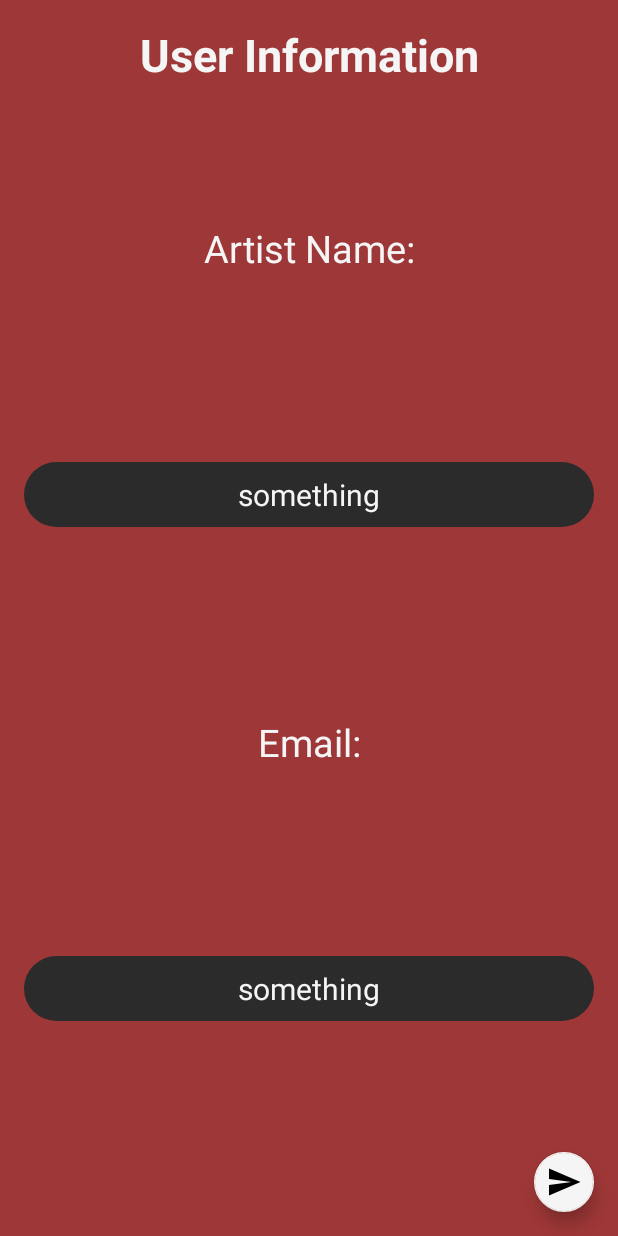
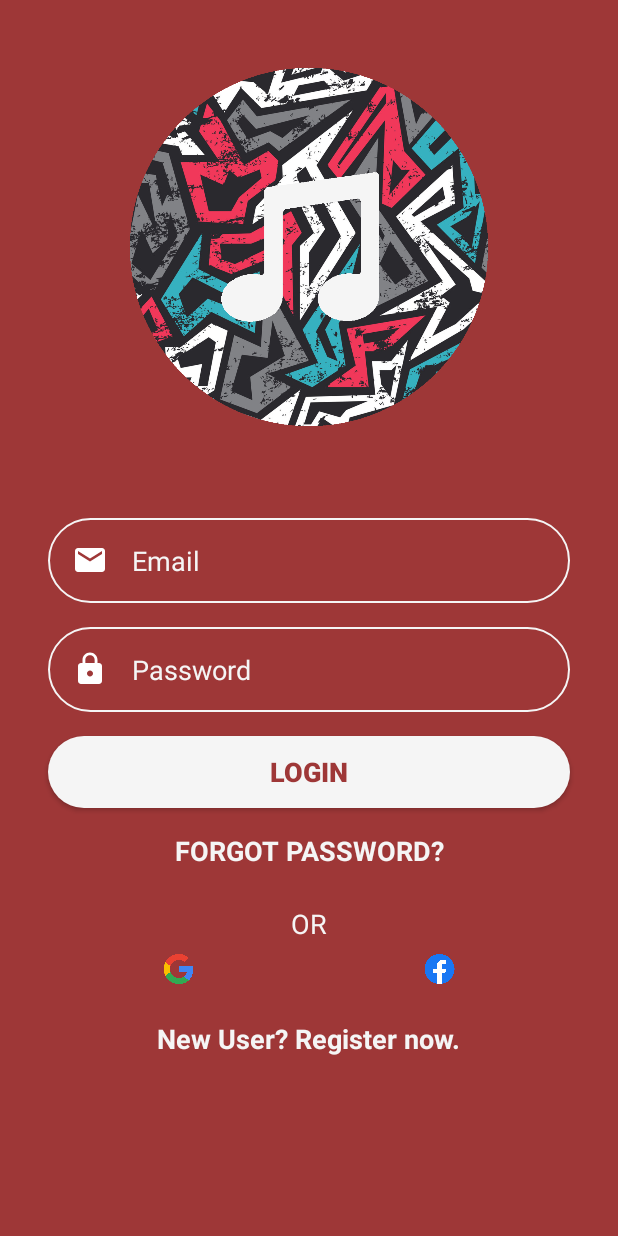
Before and after one commit to sachinreddy1/Voicebox, an Android app: the layout fragment_login.xml on its own in the app's theme, with its tools: preview values and no code run, on a phone screen of 412 x 824 dp. Run offline under Robolectric (Android 15) with nearby library versions, the phone set to English and light mode, and no system bars.

Commit message:
Added new login layout and stuff.

```diff
--- a/app/src/main/java/com/sachinreddy/feature/activity/MainActivity.kt
+++ b/app/src/main/java/com/sachinreddy/feature/activity/MainActivity.kt
@@ -3,31 +3,11 @@
 import android.os.Bundle
 import androidx.appcompat.app.AppCompatActivity
 import com.sachinreddy.feature.R
-import com.sachinreddy.feature.fragment.SplashFragment
-import kotlinx.android.synthetic.main.activity_main.*
 
 class MainActivity : AppCompatActivity() {
 
     override fun onCreate(savedInstanceState: Bundle?) {
         super.onCreate(savedInstanceState)
         setContentView(R.layout.activity_main)
-
-        val splashFragment = SplashFragment()
-        supportFragmentManager.beginTransaction().add(
-            R.id.fragment_main_container,
-            splashFragment, "splashFragment"
-        ).commit()
-        fragment_main_container.animate().apply {
-            duration = 1000
-            alpha(0f)
-            scaleX(1.2f)
-            scaleY(1.2f)
-            withEndAction {
-                alpha(1f)
-                scaleX(1f)
-                scaleY(1f)
-                supportFragmentManager.beginTransaction().remove(splashFragment).commit()
-            }
-        }
     }
 }
--- a/app/src/main/java/com/sachinreddy/feature/fragment/SplashFragment.kt
+++ /dev/null
@@ -1,16 +0,0 @@
-package com.sachinreddy.feature.fragment
-
-import android.os.Bundle
-import android.view.LayoutInflater
-import android.view.View
-import android.view.ViewGroup
-import androidx.fragment.app.Fragment
-import com.sachinreddy.feature.R
-
-class SplashFragment : Fragment() {
-    override fun onCreateView(
-        inflater: LayoutInflater,
-        container: ViewGroup?,
-        savedInstanceState: Bundle?
-    ): View? = inflater.inflate(R.layout.fragment_splash, container, false)
-}
--- /dev/null
+++ b/app/src/main/res/drawable/ic_email.xml
@@ -0,0 +1,10 @@
+<vector android:height="24dp"
+    android:tint="#FFFFFF"
+    android:viewportHeight="24.0"
+    android:viewportWidth="24.0"
+    android:width="24dp"
+    xmlns:android="http://schemas.android.com/apk/res/android">
+    <path
+        android:fillColor="#FF000000"
+        android:pathData="M20,4L4,4c-1.1,0 -1.99,0.9 -1.99,2L2,18c0,1.1 0.9,2 2,2h16c1.1,0 2,-0.9 2,-2L22,6c0,-1.1 -0.9,-2 -2,-2zM20,8l-8,5 -8,-5L4,6l8,5 8,-5v2z" />
+</vector>
--- /dev/null
+++ b/app/src/main/res/drawable/ic_lock.xml
@@ -0,0 +1,10 @@
+<vector android:height="24dp"
+    android:tint="#FFFFFF"
+    android:viewportHeight="24.0"
+    android:viewportWidth="24.0"
+    android:width="24dp"
+    xmlns:android="http://schemas.android.com/apk/res/android">
+    <path
+        android:fillColor="#FF000000"
+        android:pathData="M18,8h-1L17,6c0,-2.76 -2.24,-5 -5,-5S7,3.24 7,6v2L6,8c-1.1,0 -2,0.9 -2,2v10c0,1.1 0.9,2 2,2h12c1.1,0 2,-0.9 2,-2L20,10c0,-1.1 -0.9,-2 -2,-2zM12,17c-1.1,0 -2,-0.9 -2,-2s0.9,-2 2,-2 2,0.9 2,2 -0.9,2 -2,2zM15.1,8L8.9,8L8.9,6c0,-1.71 1.39,-3.1 3.1,-3.1 1.71,0 3.1,1.39 3.1,3.1v2z" />
+</vector>
--- /dev/null
+++ b/app/src/main/res/drawable/round_background.xml
@@ -0,0 +1,6 @@
+<?xml version="1.0" encoding="utf-8"?>
+<shape android:shape="rectangle"
+    xmlns:android="http://schemas.android.com/apk/res/android">
+    <solid android:color="@color/whitesmoke" />
+    <corners android:radius="100dp" />
+</shape>
--- /dev/null
+++ b/app/src/main/res/drawable/round_border.xml
@@ -0,0 +1,9 @@
+<?xml version="1.0" encoding="utf-8"?>
+<shape android:shape="rectangle"
+    xmlns:android="http://schemas.android.com/apk/res/android">
+    <stroke
+        android:color="@color/whitesmoke"
+        android:width="1dp" />
+    <corners android:radius="100dp" />
+
+</shape>
--- a/app/src/main/res/layout/activity_main.xml
+++ b/app/src/main/res/layout/activity_main.xml
@@ -1,11 +1,23 @@
 <?xml version="1.0" encoding="utf-8"?>
-<androidx.coordinatorlayout.widget.CoordinatorLayout xmlns:android="http://schemas.android.com/apk/res/android"
+<androidx.constraintlayout.widget.ConstraintLayout xmlns:android="http://schemas.android.com/apk/res/android"
+    xmlns:app="http://schemas.android.com/apk/res-auto"
     xmlns:tools="http://schemas.android.com/tools"
+    android:id="@+id/fragment_main_container"
     android:layout_width="match_parent"
     android:layout_height="match_parent"
-    android:id="@+id/fragment_main_container"
+    app:layout_behavior="@string/appbar_scrolling_view_behavior"
     tools:context=".activity.MainActivity">
 
-    <include layout="@layout/content_main" />
+    <fragment
+        android:id="@+id/nav_host_fragment"
+        android:name="androidx.navigation.fragment.NavHostFragment"
+        android:layout_width="0dp"
+        android:layout_height="0dp"
+        app:defaultNavHost="true"
+        app:layout_constraintBottom_toBottomOf="parent"
+        app:layout_constraintLeft_toLeftOf="parent"
+        app:layout_constraintRight_toRightOf="parent"
+        app:layout_constraintTop_toTopOf="parent"
+        app:navGraph="@navigation/nav_graph" />
 
-</androidx.coordinatorlayout.widget.CoordinatorLayout>
+</androidx.constraintlayout.widget.ConstraintLayout>
--- a/app/src/main/res/layout/content_main.xml
+++ /dev/null
@@ -1,19 +0,0 @@
-<?xml version="1.0" encoding="utf-8"?>
-<androidx.constraintlayout.widget.ConstraintLayout xmlns:android="http://schemas.android.com/apk/res/android"
-    xmlns:app="http://schemas.android.com/apk/res-auto"
-    android:layout_width="match_parent"
-    android:layout_height="match_parent"
-    app:layout_behavior="@string/appbar_scrolling_view_behavior">
-
-    <fragment
-        android:id="@+id/nav_host_fragment"
-        android:name="androidx.navigation.fragment.NavHostFragment"
-        android:layout_width="0dp"
-        android:layout_height="0dp"
-        app:defaultNavHost="true"
-        app:layout_constraintBottom_toBottomOf="parent"
-        app:layout_constraintLeft_toLeftOf="parent"
-        app:layout_constraintRight_toRightOf="parent"
-        app:layout_constraintTop_toTopOf="parent"
-        app:navGraph="@navigation/nav_graph" />
-</androidx.constraintlayout.widget.ConstraintLayout>
--- a/app/src/main/res/layout/fragment_login.xml
+++ b/app/src/main/res/layout/fragment_login.xml
@@ -1,164 +1,154 @@
 <?xml version="1.0" encoding="utf-8"?>
 <androidx.constraintlayout.widget.ConstraintLayout xmlns:android="http://schemas.android.com/apk/res/android"
     xmlns:app="http://schemas.android.com/apk/res-auto"
-    xmlns:tools="http://schemas.android.com/tools"
     android:layout_width="match_parent"
     android:layout_height="match_parent"
     android:minWidth="250dp"
     style="@style/Login">
 
-    <TextView
-        android:id="@+id/add_item_title"
-        android:layout_width="match_parent"
+    <ImageView
+        android:id="@+id/imageView"
+        android:layout_width="0dp"
+        android:layout_height="0dp"
+        android:contentDescription="@string/collab_logo"
+        android:padding="45dp"
+        app:layout_constraintBottom_toTopOf="@+id/guideline"
+        app:layout_constraintEnd_toEndOf="parent"
+        app:layout_constraintHorizontal_bias="0.0"
+        app:layout_constraintStart_toStartOf="parent"
+        app:layout_constraintTop_toTopOf="parent"
+        app:layout_constraintVertical_bias="0.0"
+        app:srcCompat="@drawable/collab_logo" />
+
+    <EditText
+        android:id="@+id/inputEmail"
+        android:layout_width="0dp"
         android:layout_height="wrap_content"
-        android:layout_margin="16dp"
-        android:text="User Information"
+        android:layout_marginStart="32dp"
+        android:layout_marginTop="16dp"
+        android:layout_marginEnd="32dp"
+        android:background="@drawable/round_border"
+        android:drawableStart="@drawable/ic_email"
+        android:drawablePadding="16dp"
+        android:ems="10"
+        android:hint="Email"
+        android:inputType="text"
+        android:padding="16dp"
+        android:textColorHint="@color/whitesmoke"
+        app:layout_constraintEnd_toEndOf="parent"
+        app:layout_constraintStart_toStartOf="parent"
+        app:layout_constraintTop_toBottomOf="@+id/imageView" />
 
-        android:textAlignment="center"
+    <EditText
+        android:id="@+id/inputPassword"
+        android:layout_width="0dp"
+        android:layout_height="wrap_content"
+        android:layout_marginStart="32dp"
+        android:layout_marginTop="16dp"
+        android:layout_marginEnd="32dp"
+        android:background="@drawable/round_border"
+        android:drawableStart="@drawable/ic_lock"
+        android:drawablePadding="16dp"
+        android:ems="10"
+        android:hint="Password"
+        android:inputType="textPassword"
+        android:padding="16dp"
+        android:textColorHint="@color/whitesmoke"
+        app:layout_constraintEnd_toEndOf="parent"
+        app:layout_constraintStart_toStartOf="parent"
+        app:layout_constraintTop_toBottomOf="@+id/inputEmail" />
 
-        android:textColor="@color/whitesmoke"
+    <androidx.constraintlayout.widget.Guideline
+        android:id="@+id/guideline"
+        android:layout_width="wrap_content"
+        android:layout_height="wrap_content"
+        android:orientation="horizontal"
+        app:layout_constraintGuide_percent=".4" />
 
-        android:textSize="30dp"
+    <Button
+        android:id="@+id/buttonLogin"
+        android:layout_width="0dp"
+        android:layout_height="wrap_content"
+        android:layout_marginStart="32dp"
+        android:layout_marginTop="16dp"
+        android:layout_marginEnd="32dp"
+        android:background="@drawable/round_background"
+        android:text="LOGIN"
+        android:textColor="@color/colorBackground"
+        android:textSize="18sp"
         android:textStyle="bold"
         app:layout_constraintEnd_toEndOf="parent"
         app:layout_constraintStart_toStartOf="parent"
-        app:layout_constraintTop_toTopOf="parent" />
+        app:layout_constraintTop_toBottomOf="@+id/inputPassword" />
 
     <TextView
-        android:id="@+id/add_item_heading"
+        android:id="@+id/forgotPassword"
         android:layout_width="wrap_content"
         android:layout_height="wrap_content"
-        android:layout_margin="16dp"
-        android:text="Artist Name:"
-
-        android:textAlignment="center"
-
+        android:layout_marginStart="32dp"
+        android:layout_marginTop="16dp"
+        android:layout_marginEnd="32dp"
+        android:text="FORGOT PASSWORD?"
         android:textColor="@color/whitesmoke"
-        android:textSize="25dp"
-
-        app:layout_constraintBottom_toTopOf="@+id/horizontalGuideline1"
+        android:textSize="18sp"
+        android:textStyle="bold"
         app:layout_constraintEnd_toEndOf="parent"
         app:layout_constraintStart_toStartOf="parent"
-        app:layout_constraintTop_toTopOf="@+id/horizontalGuideline0" />
+        app:layout_constraintTop_toBottomOf="@+id/buttonLogin" />
 
-    <EditText
-        android:id="@+id/email_textEdit"
-        android:layout_width="0dp"
+    <TextView
+        android:id="@+id/or"
+        android:layout_width="wrap_content"
         android:layout_height="wrap_content"
-
-        android:layout_margin="16dp"
-        android:background="@drawable/background_edit_text"
-
-        android:padding="8dp"
-        android:textAlignment="center"
-
+        android:layout_marginTop="24dp"
+        android:text="OR"
         android:textColor="@color/whitesmoke"
-        android:textSize="20sp"
-
-        app:layout_constraintBottom_toTopOf="@+id/horizontalGuideline4"
+        android:textSize="18sp"
         app:layout_constraintEnd_toEndOf="parent"
         app:layout_constraintStart_toStartOf="parent"
-        app:layout_constraintTop_toTopOf="@+id/horizontalGuideline3"
-        tools:text="something" />
+        app:layout_constraintTop_toBottomOf="@+id/forgotPassword" />
+
+    <LinearLayout
+        android:id="@+id/linearLayout"
+        android:layout_width="0dp"
+        android:layout_height="20dp"
+        android:layout_marginStart="32dp"
+        android:layout_marginTop="8dp"
+        android:layout_marginEnd="32dp"
+        android:orientation="horizontal"
+        app:layout_constraintEnd_toEndOf="parent"
+        app:layout_constraintStart_toStartOf="parent"
+        app:layout_constraintTop_toBottomOf="@+id/or">
+
+        <ImageView
+            android:id="@+id/googleLogin"
+            android:layout_width="wrap_content"
+            android:layout_height="wrap_content"
+            android:layout_weight="1"
+            app:srcCompat="@drawable/google" />
+
+        <ImageView
+            android:id="@+id/facebookLogin"
+            android:layout_width="wrap_content"
+            android:layout_height="wrap_content"
+            android:layout_weight="1"
+            app:srcCompat="@drawable/facebook" />
+
+    </LinearLayout>
 
     <TextView
-        android:id="@+id/add_item_description"
+        android:id="@+id/buttonRegister"
         android:layout_width="wrap_content"
         android:layout_height="wrap_content"
-        android:layout_margin="16dp"
-        android:text="Email:"
-
-        android:textAlignment="center"
-
+        android:layout_marginStart="32dp"
+        android:layout_marginTop="24dp"
+        android:layout_marginEnd="32dp"
+        android:text="New User? Register now."
         android:textColor="@color/whitesmoke"
-
-        android:textSize="25dp"
-        app:layout_constraintBottom_toTopOf="@+id/horizontalGuideline3"
+        android:textSize="18sp"
+        android:textStyle="bold"
         app:layout_constraintEnd_toEndOf="parent"
         app:layout_constraintStart_toStartOf="parent"
-        app:layout_constraintTop_toTopOf="@+id/horizontalGuideline2" />
-
-    <androidx.appcompat.widget.AppCompatAutoCompleteTextView
-        android:id="@+id/artistName_textEdit"
-        android:layout_width="0dp"
-        android:layout_height="wrap_content"
-
-        android:layout_margin="16dp"
-        android:background="@drawable/background_edit_text"
-
-        android:hint="@string/type_a_section"
-        android:padding="8dp"
-
-        android:textAlignment="center"
-        android:textColor="@color/whitesmoke"
-        android:textColorHint="@color/whitesmoke"
-
-        android:textSize="20sp"
-        app:layout_constraintBottom_toTopOf="@+id/horizontalGuideline2"
-        app:layout_constraintEnd_toEndOf="parent"
-        app:layout_constraintStart_toStartOf="parent"
-        app:layout_constraintTop_toTopOf="@+id/horizontalGuideline1"
-        tools:text="something" />
-
-    <com.google.android.material.floatingactionbutton.FloatingActionButton
-        android:id="@+id/add_item_button"
-        android:layout_width="wrap_content"
-        android:layout_height="wrap_content"
-
-        android:layout_margin="16dp"
-        android:layout_marginTop="15dp"
-
-        android:src="@drawable/ic_send_black"
-
-        android:text="@string/submit"
-
-        app:backgroundTint="@color/whitesmoke"
-        app:elevation="6dp"
-        app:fabSize="mini"
-
-        app:layout_constraintBottom_toBottomOf="parent"
-        app:layout_constraintEnd_toEndOf="parent"
-        app:layout_constraintHorizontal_bias="1.0"
-        app:layout_constraintStart_toStartOf="parent"
-        app:layout_constraintTop_toBottomOf="@+id/email_textEdit"
-        app:layout_constraintVertical_bias="1.0" />
-
-    <!--  Guidelines  -->
-
-    <androidx.constraintlayout.widget.Guideline
-        android:id="@+id/horizontalGuideline0"
-        android:layout_width="wrap_content"
-        android:layout_height="wrap_content"
-        android:orientation="horizontal"
-        app:layout_constraintGuide_percent="0.1" />
-
-    <androidx.constraintlayout.widget.Guideline
-        android:id="@+id/horizontalGuideline1"
-        android:layout_width="wrap_content"
-        android:layout_height="wrap_content"
-        android:orientation="horizontal"
-        app:layout_constraintGuide_percent="0.3" />
-
-    <androidx.constraintlayout.widget.Guideline
-        android:id="@+id/horizontalGuideline2"
-        android:layout_width="wrap_content"
-        android:layout_height="wrap_content"
-        android:orientation="horizontal"
-        app:layout_constraintGuide_percent="0.5" />
-
-    <androidx.constraintlayout.widget.Guideline
-        android:id="@+id/horizontalGuideline3"
-        android:layout_width="wrap_content"
-        android:layout_height="wrap_content"
-        android:orientation="horizontal"
-        app:layout_constraintGuide_percent="0.7" />
-
-    <androidx.constraintlayout.widget.Guideline
-        android:id="@+id/horizontalGuideline4"
-        android:layout_width="wrap_content"
-        android:layout_height="wrap_content"
-        android:orientation="horizontal"
-        app:layout_constraintGuide_percent="0.9" />
-
+        app:layout_constraintTop_toBottomOf="@+id/linearLayout" />
 
 </androidx.constraintlayout.widget.ConstraintLayout>
--- a/app/src/main/res/layout/fragment_splash.xml
+++ /dev/null
@@ -1,19 +0,0 @@
-<?xml version="1.0" encoding="utf-8"?>
-<LinearLayout xmlns:android="http://schemas.android.com/apk/res/android"
-    xmlns:tools="http://schemas.android.com/tools"
-    android:layout_width="match_parent"
-    android:layout_height="match_parent"
-    tools:context=".activity.MainActivity"
-    android:orientation="vertical"
-    android:gravity="center">
-
-    <ImageView
-        android:layout_width="match_parent"
-        android:layout_height="match_parent"
-        android:layout_gravity="center"
-        android:adjustViewBounds="false"
-        android:scaleType="centerInside"
-        android:padding="70dp"
-        android:src="@drawable/ic_splash_screen_round" />
-
-</LinearLayout>
--- a/app/src/main/res/values/strings.xml
+++ b/app/src/main/res/values/strings.xml
@@ -19,4 +19,5 @@
 
     <string name="type_a_section">Type a section.</string>
     <string name="submit">Submit</string>
+    <string name="collab_logo">Collab logo</string>
 </resources>
```
Also changed, not shown: app/src/main/res/drawable/collab_logo.png (added), app/src/main/res/drawable/facebook.png (added), app/src/main/res/drawable/google.png (added).
